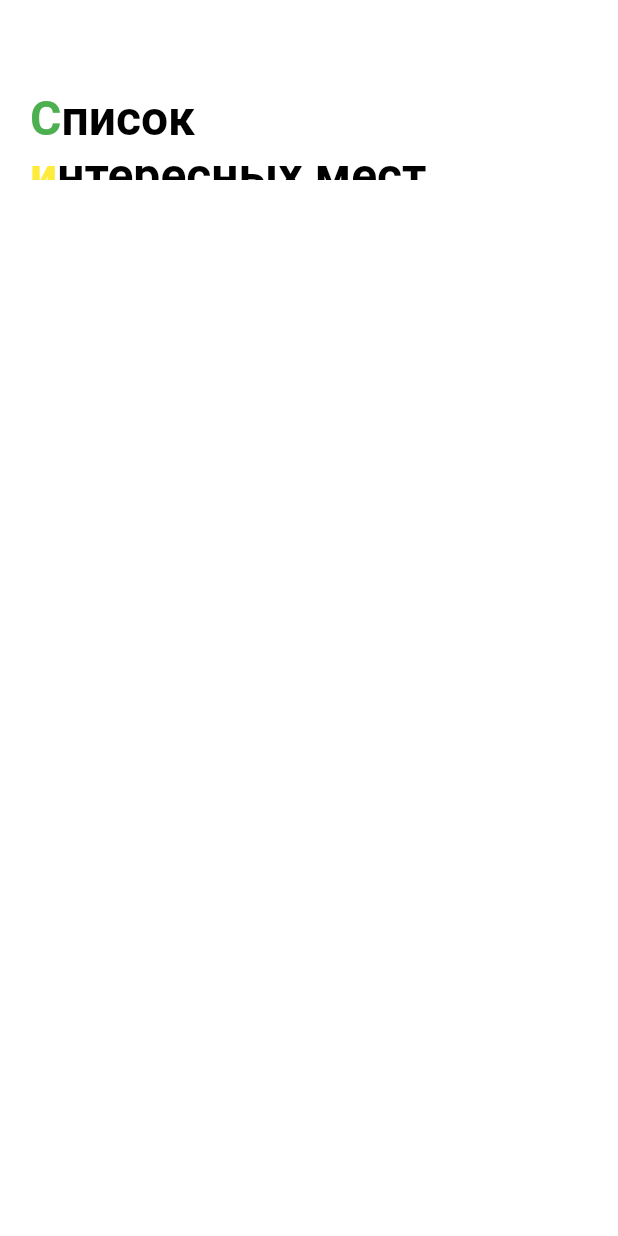
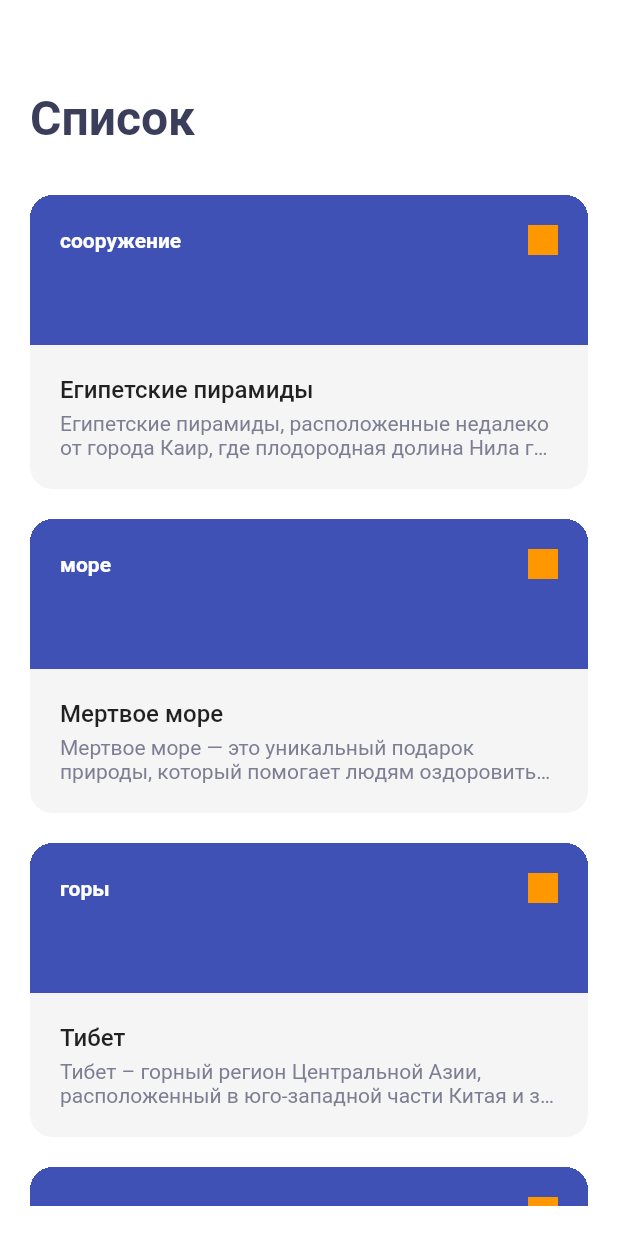
Before and after one commit to webmstk/places, a Flutter app: the screen it shows after launch, on a phone screen of 412 x 824 dp. Run offline on Flutter 3.47's test engine with Material 2 defaults, Android fonts, the phone set to English and light mode, and no system bars.

Commit message:
module 4 task 6 section 2

```diff
--- a/lib/mocks.dart
+++ b/lib/mocks.dart
@@ -1,6 +1,6 @@
 import 'package:places/domain/sight.dart';
 
-final List mocks = <Sight>[
+final List<Sight> mocks = [
   const Sight(
     name: 'Египетские пирамиды',
     lat: 29.9751336,
@@ -9,7 +9,7 @@ final List mocks = <Sight>[
         'https://wikiway.com/upload/hl-photo/83c/b85/egipetskie-piramidy_89.jpg',
     details: '''
 Египетские пирамиды, расположенные недалеко от города Каир, где плодородная долина Нила граничит с раскаленными песками Ливийской пустыни, представляют собой величайшие архитектурные памятники античности. Эти гигантские каменные строения не перестают удивлять своей внушающей благоговение монументальностью. Имеющие правильную пирамидальную форму, они служили гробницами для могущественных фараонов Древнего Египта.''',
-    type: 'Сооружение',
+    type: 'сооружение',
   ),
   const Sight(
     name: 'Мертвое море',
@@ -18,7 +18,7 @@ final List mocks = <Sight>[
     url: 'https://wikiway.com/upload/hl-photo/a2d/c96/mertvoe-more_132.jpg',
     details: '''
 Мертвое море — это уникальный подарок природы, который помогает людям оздоровиться и обрести долгие годы жизни, поэтому лечебные туры на Мертвом море пользуются особым спросом у туристов со всего мира. Исцеляющий водоем расположен на самой низшей точке земного шара. Соль, полезные минералы, кислород и чистая вода благоприятно способствуют на человеческий организм и способны избавить от многих заболеваний. В составе воды также есть грязь, которую в медицине используют для создания кремов и масок по уходу за кожей. Лечение грязью помогает укрепить иммунитет, снять стресс, избавиться от боли в суставах и прогреть организм полностью. Стоит заметить, что вода Мертвого моря обладает высокой концентрацией соли, отчего практически невозможно утонуть, а средняя круглогодичная температура воды не менее 24 градусов Цельсия. Такие условия позволяют приезжать за оздоровлением в любое время года.''',
-    type: 'Море',
+    type: 'море',
   ),
   const Sight(
     name: 'Тибет',
@@ -27,7 +27,7 @@ final List mocks = <Sight>[
     url: 'https://wikiway.com/upload/hl-photo/6a8/6e1/tibet_214.jpg',
     details: '''
 Тибет – горный регион Центральной Азии, расположенный в юго-западной части Китая и занимающий восьмую часть площади этого государства. Формально Тибетом считается автономный район со столицей Лхаса. В культурно-географическом отношении он гораздо больше и охватывает все Цинхай-Тибетское нагорье, хотя оно не везде имеет четкие границы; кроме того, тибетцы населяют также Западную Сычуань, Южную Ганьсу и Северную Юньнань. В этническом, языковом и религиозном отношении население Тибета принципиально отличается от жителей других китайских территорий.''',
-    type: 'Горы',
+    type: 'горы',
   ),
   const Sight(
     name: 'Озеро Байкал',
@@ -38,6 +38,6 @@ final List mocks = <Sight>[
 Озеро Байкал, расположенное на юге Восточной Сибири, на границе Иркутской области и Республики Бурятия, относится к числу самых древних водоемов нашей планеты. Но больше всего оно известно тем, что является самым глубоким озером на Земле и одновременно крупнейшим естественным резервуаром пресной воды – 19% всех мировых запасов.
 
 И сам Байкал, и прибрежные территории отличает неповторимая в своем разнообразии флора и фауна, что делает эти места поистине уникальными, неизменно привлекающими к себе внимание научных умов и многочисленных любителей путешествий и настоящих искателей приключений.''',
-    type: 'Озерo',
+    type: 'озерo',
   ),
 ];
--- /dev/null
+++ b/lib/ui/screen/sight_card.dart
@@ -0,0 +1,84 @@
+import 'package:flutter/material.dart';
+import 'package:places/domain/sight.dart';
+
+class SightCard extends StatelessWidget {
+  final Sight sight;
+
+  const SightCard(this.sight, {super.key});
+
+  @override
+  Widget build(BuildContext context) {
+    return Container(
+      margin: const EdgeInsets.only(bottom: 20),
+      width: double.infinity,
+      // height: 200,
+      decoration: const BoxDecoration(
+        borderRadius: BorderRadius.all(Radius.circular(15)),
+        color: Color(0xFFF5F5F5),
+      ),
+      clipBehavior: Clip.hardEdge,
+      child: Column(
+        crossAxisAlignment: CrossAxisAlignment.start,
+        children: [
+          Container(
+            color: Colors.indigo,
+            height: 100,
+            child: Padding(
+              padding: const EdgeInsets.all(20),
+              child: Column(
+                children: [
+                  Row(
+                    mainAxisAlignment: MainAxisAlignment.spaceBetween,
+                    children: [
+                      Text(
+                        sight.type,
+                        style: const TextStyle(
+                          color: Colors.white,
+                          fontSize: 14,
+                          fontWeight: FontWeight.w700,
+                        ),
+                      ),
+                      Container(
+                        width: 20,
+                        height: 20,
+                        color: Colors.orange,
+                      ),
+                    ],
+                  ),
+                ],
+              ),
+            ),
+          ),
+          Padding(
+            padding: const EdgeInsets.all(20),
+            child: Column(
+              crossAxisAlignment: CrossAxisAlignment.start,
+              children: [
+                Text(
+                  sight.name,
+                  style: const TextStyle(
+                    fontSize: 16,
+                    fontWeight: FontWeight.w500,
+                  ),
+                ),
+                const SizedBox(
+                  height: 5,
+                ),
+                Text(
+                  sight.details,
+                  maxLines: 2,
+                  overflow: TextOverflow.ellipsis,
+                  style: const TextStyle(
+                    fontSize: 14,
+                    fontWeight: FontWeight.w400,
+                    color: Color(0xFF7C7E92),
+                  ),
+                ),
+              ],
+            ),
+          ),
+        ],
+      ),
+    );
+  }
+}
--- a/lib/ui/screen/sight_list_screen.dart
+++ b/lib/ui/screen/sight_list_screen.dart
@@ -1,4 +1,6 @@
 import 'package:flutter/material.dart';
+import 'package:places/mocks.dart';
+import 'package:places/ui/screen/sight_card.dart';
 
 class SightListScreen extends StatefulWidget {
   const SightListScreen({super.key});
@@ -14,26 +16,25 @@ class _SightListScreenState extends State<SightListScreen> {
 
   @override
   Widget build(BuildContext context) {
+    final pyramids = mocks[0];
+    final deadSea = mocks[1];
+    final tibet = mocks[2];
+    final baikal = mocks[3];
+
     return Scaffold(
+      backgroundColor: _backgroundColor,
       appBar: PreferredSize(
-        preferredSize: const Size.fromHeight(120),
+        preferredSize: const Size.fromHeight(110),
         child: AppBar(
-          flexibleSpace: Padding(
-            padding: const EdgeInsets.only(top: 60, left: 20, right: 20),
-            child: RichText(
-              text: const TextSpan(
-                style: TextStyle(
-                  color: Colors.black,
-                  fontFamily: 'Roboto',
-                  fontWeight: FontWeight.w700,
-                  fontSize: 32,
-                ),
-                children: [
-                  TextSpan(text: 'С', style: TextStyle(color: Colors.green)),
-                  TextSpan(text: 'писок\n'),
-                  TextSpan(text: 'и', style: TextStyle(color: Colors.yellow)),
-                  TextSpan(text: 'нтересных мест'),
-                ],
+          flexibleSpace: const Padding(
+            padding: EdgeInsets.only(top: 60, left: 20, right: 20),
+            child: Text(
+              'Список\nинтересных мест',
+              style: TextStyle(
+                color: Color(0xFF3B3E5B),
+                fontFamily: 'Roboto',
+                fontWeight: FontWeight.w700,
+                fontSize: 32,
               ),
             ),
           ),
@@ -41,7 +42,19 @@ class _SightListScreenState extends State<SightListScreen> {
           elevation: 0,
         ),
       ),
-      backgroundColor: _backgroundColor,
+      body: Padding(
+        padding: const EdgeInsets.all(20),
+        child: SingleChildScrollView(
+          child: Column(
+            children: [
+              SightCard(pyramids),
+              SightCard(deadSea),
+              SightCard(tibet),
+              SightCard(baikal),
+            ],
+          ),
+        ),
+      ),
     );
   }
 }
```
